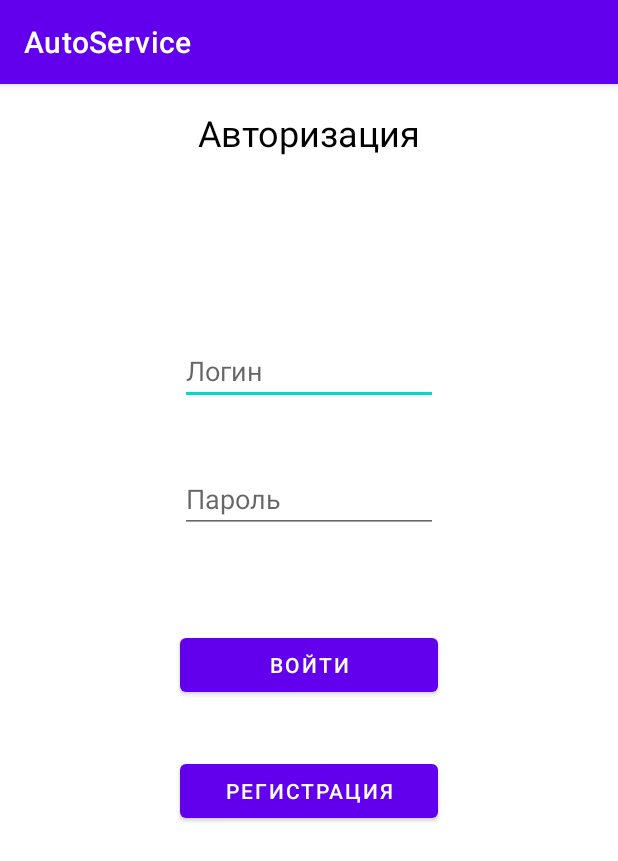
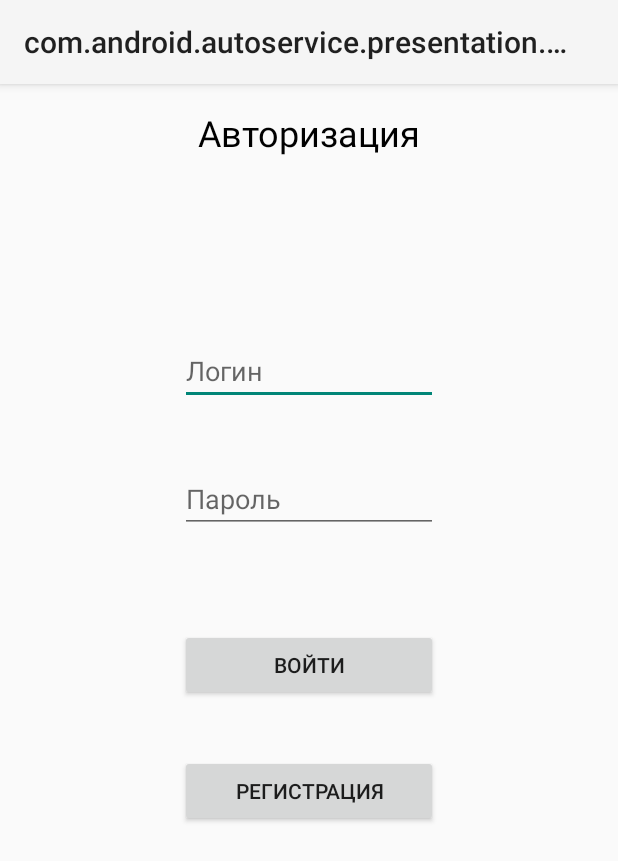
Before and after one commit to EndlessScars/AutoServiceApp, an Android app: the screen it shows after launch (MainActivity), after a tap on "ВОЙТИ", on a phone screen of 412 x 824 dp. Shown: the top 861 px of the screen. Run offline under Robolectric (Android 15) with nearby library versions, the phone set to English and light mode, and no system bars; our stand-ins replace Dagger/Hilt's generated code, Firebase (no records; nobody signed in at launch, a user with empty details on screens opened directly); 1 statement that could not run was skipped.

Commit message:
asdфыв

```diff
--- a/app/build.gradle
+++ b/app/build.gradle
@@ -56,5 +56,4 @@ dependencies {
     implementation 'com.google.firebase:firebase-analytics-ktx'
     implementation("com.google.dagger:hilt-android:2.44")
     kapt("com.google.dagger:hilt-android-compiler:2.44")
-
 }
--- a/app/src/main/AndroidManifest.xml
+++ b/app/src/main/AndroidManifest.xml
@@ -5,6 +5,7 @@
 
     <application
         android:name=".AutoServiceApp"
+        android:theme="@style/AppTheme">
         android:allowBackup="true"
         android:dataExtractionRules="@xml/data_extraction_rules"
         android:fullBackupContent="@xml/backup_rules"
--- a/app/src/main/java/com/android/autoservice/data/mapper/UserMapper.kt
+++ b/app/src/main/java/com/android/autoservice/data/mapper/UserMapper.kt
@@ -4,6 +4,7 @@ import com.android.autoservice.domain.model.User
 import com.google.firebase.database.DataSnapshot
 
 class UserMapper {
+
 
     fun mapUserDBToUser(dataSnapshot: DataSnapshot): User {
         return User(
--- a/app/src/main/java/com/android/autoservice/data/repository/UserRepositoryImpl.kt
+++ b/app/src/main/java/com/android/autoservice/data/repository/UserRepositoryImpl.kt
@@ -7,7 +7,8 @@ import com.google.firebase.database.DataSnapshot
 import com.google.firebase.database.DatabaseError
 import com.google.firebase.database.FirebaseDatabase
 import com.google.firebase.database.ValueEventListener
-import kotlinx.coroutines.*
+import kotlinx.coroutines.ExperimentalCoroutinesApi
+import kotlinx.coroutines.suspendCancellableCoroutine
 import javax.inject.Inject
 import kotlin.coroutines.resumeWithException
 
@@ -18,37 +19,69 @@ class UserRepositoryImpl @Inject constructor(private val firebaseDatabase: Fireb
     private val fireBaseRef = firebaseDatabase.getReference(userKey)
     private val mapper = UserMapper()
 
-    override suspend fun createUser(login: String, user: User,) {
+    override suspend fun createUser(login: String, user: User) {
         fireBaseRef.child(login).setValue(user)
     }
 
-    override suspend fun getUser(login: String): User {
+    override suspend fun getUser(login: String): User{
+        var user: User = User(" ","", "")
+
+        fireBaseRef.child(login).get().addOnSuccessListener {
+            user = mapper.mapUserDBToUser(it)
+        }.addOnFailureListener{
+            throw it
+        }
+        return user
+    }
+
+//    @OptIn(ExperimentalCoroutinesApi::class)
+//    override suspend fun getUser(login: String): User {
+//        return suspendCancellableCoroutine { continuation ->
+//            val userRef = fireBaseRef.child(login)
+//
+//            val valueEventListener = object : ValueEventListener {
+//                override fun onDataChange(snapshot: DataSnapshot) {
+//                    val user = mapper.mapUserDBToUser(snapshot)
+//                    continuation.resume(user, null)
+//                }
+//
+//                override fun onCancelled(error: DatabaseError) {
+//                    continuation.resumeWithException(error.toException())
+//                }
+//            }
+//
+//            userRef.addListenerForSingleValueEvent(valueEventListener)
+//
+//            continuation.invokeOnCancellation {
+//                userRef.removeEventListener(valueEventListener)
+//            }
+//        }
+//    }
+
+    @OptIn(ExperimentalCoroutinesApi::class)
+    override suspend fun getUserList(): List<User> {
         return suspendCancellableCoroutine { continuation ->
-            val userRef = fireBaseRef.child(login)
-            userRef.addListenerForSingleValueEvent(object : ValueEventListener {
-                override fun onDataChange(dataSnapshot: DataSnapshot) {
-                    if (dataSnapshot.exists()) {
-                        val user = dataSnapshot.getValue(User::class.java)
-                        if (user != null) {
-                            continuation.resume(user, null)
-                        } else {
-                            continuation.resumeWithException(Exception("Failed to parse user data"))
-                        }
-                    } else {
-                        continuation.resumeWithException(Exception("User not found"))
+
+            val valueEventListener = object : ValueEventListener {
+                override fun onDataChange(snapshot: DataSnapshot) {
+                    val userList = mutableListOf<User>()
+                    for (childSnapshot in snapshot.children) {
+                        val user = mapper.mapUserDBToUser(snapshot)
+                        userList.add(user)
                     }
+                    continuation.resume(userList, null)
                 }
 
-                override fun onCancelled(databaseError: DatabaseError) {
-                    continuation.resumeWithException(databaseError.toException())
+                override fun onCancelled(error: DatabaseError) {
+                    continuation.resumeWithException(error.toException())
                 }
-            })
+            }
+
+            fireBaseRef.addListenerForSingleValueEvent(valueEventListener)
+
+            continuation.invokeOnCancellation {
+                fireBaseRef.removeEventListener(valueEventListener)
+            }
         }
     }
-
-
-
-    override suspend fun getUserList(): List<User> {
-        TODO("Not yet implemented")
-    }
 }
--- a/app/src/main/java/com/android/autoservice/domain/model/User.kt
+++ b/app/src/main/java/com/android/autoservice/domain/model/User.kt
@@ -1,5 +1,4 @@
 package com.android.autoservice.domain.model
-
 
 data class User(
     val name: String,
--- a/app/src/main/res/layout/fragment_authorization.xml
+++ b/app/src/main/res/layout/fragment_authorization.xml
@@ -47,7 +47,7 @@
         app:layout_constraintStart_toStartOf="parent"
         app:layout_constraintTop_toBottomOf="@+id/et_login" />
 
-    <com.google.android.material.button.MaterialButton
+    <androidx.appcompat.widget.AppCompatButton
         android:id="@+id/btn_login"
         android:layout_width="0dp"
         android:layout_height="wrap_content"
@@ -59,7 +59,7 @@
         app:layout_constraintStart_toStartOf="parent"
         app:layout_constraintTop_toBottomOf="@+id/et_password" />
 
-    <com.google.android.material.button.MaterialButton
+    <androidx.appcompat.widget.AppCompatButton
         android:id="@+id/btn_registration"
         android:layout_width="0dp"
         android:layout_height="wrap_content"
--- a/app/src/main/res/navigation/nav_graph.xml
+++ b/app/src/main/res/navigation/nav_graph.xml
@@ -11,10 +11,18 @@
         tools:layout="@layout/fragment_authorization" >
         <action
             android:id="@+id/action_authorizationFragment_to_registrationFragment"
-            app:destination="@id/registrationFragment" />
+            app:destination="@id/registrationFragment"
+            app:enterAnim="@anim/nav_default_enter_anim"
+            app:exitAnim="@anim/nav_default_exit_anim"
+            app:popEnterAnim="@anim/nav_default_enter_anim"
+            app:popExitAnim="@anim/nav_default_exit_anim"/>
         <action
             android:id="@+id/action_authorizationFragment_to_clientFragment"
-            app:destination="@id/clientFragment" />
+            app:destination="@id/clientFragment"
+            app:enterAnim="@anim/nav_default_enter_anim"
+            app:exitAnim="@anim/nav_default_exit_anim"
+            app:popEnterAnim="@anim/nav_default_enter_anim"
+            app:popExitAnim="@anim/nav_default_exit_anim"/>
     </fragment>
     <fragment
         android:id="@+id/registrationFragment"
@@ -23,7 +31,11 @@
         tools:layout="@layout/fragment_registration" >
         <action
             android:id="@+id/action_registrationFragment_to_authorizationFragment"
-            app:destination="@id/authorizationFragment" />
+            app:destination="@id/authorizationFragment"
+            app:enterAnim="@anim/nav_default_enter_anim"
+            app:exitAnim="@anim/nav_default_exit_anim"
+            app:popEnterAnim="@anim/nav_default_enter_anim"
+            app:popExitAnim="@anim/nav_default_exit_anim"/>
     </fragment>
     <fragment
         android:id="@+id/clientFragment"
--- a/app/src/main/res/values/colors.xml
+++ b/app/src/main/res/values/colors.xml
@@ -1,10 +1,22 @@
 <?xml version="1.0" encoding="utf-8"?>
 <resources>
-    <color name="purple_200">#FFBB86FC</color>
-    <color name="purple_500">#FF6200EE</color>
-    <color name="purple_700">#FF3700B3</color>
-    <color name="teal_200">#FF03DAC5</color>
-    <color name="teal_700">#FF018786</color>
-    <color name="black">#FF000000</color>
-    <color name="white">#FFFFFFFF</color>
+    <!-- Цвета -->
+    <color name="primary_color">#3F51B5</color>
+    <color name="primary_dark_color">#303F9F</color>
+    <color name="accent_color">#FF4081</color>
+    <color name="background_color">#FFFFFF</color>
+    <color name="text_color_primary">#000000</color>
+    <color name="text_color_secondary">#757575</color>
+    <color name="text_color_hint">#BDBDBD</color>
+    <color name="button_text_color">#FFFFFF</color>
+    <color name="heading_color">#1A237E</color>
+    <color name="edittext_text_color">#000000</color>
+    <color name="purple_200">#BB86FC</color>
+    <color name="purple_500">#6200EE</color>
+    <color name="purple_700">#3700B3</color>
+    <color name="white">#FFFFFF</color>
+    <color name="teal_200">#03DAC5</color>
+    <color name="teal_700">#018786</color>
+    <color name="black">#000000</color>
+    <!-- Другие цвета -->
 </resources>
```
Also changed, not shown: app/src/main/java/com/android/autoservice/presentation/fragments/AuthorizationFragment.kt (+0 -9 lines).
